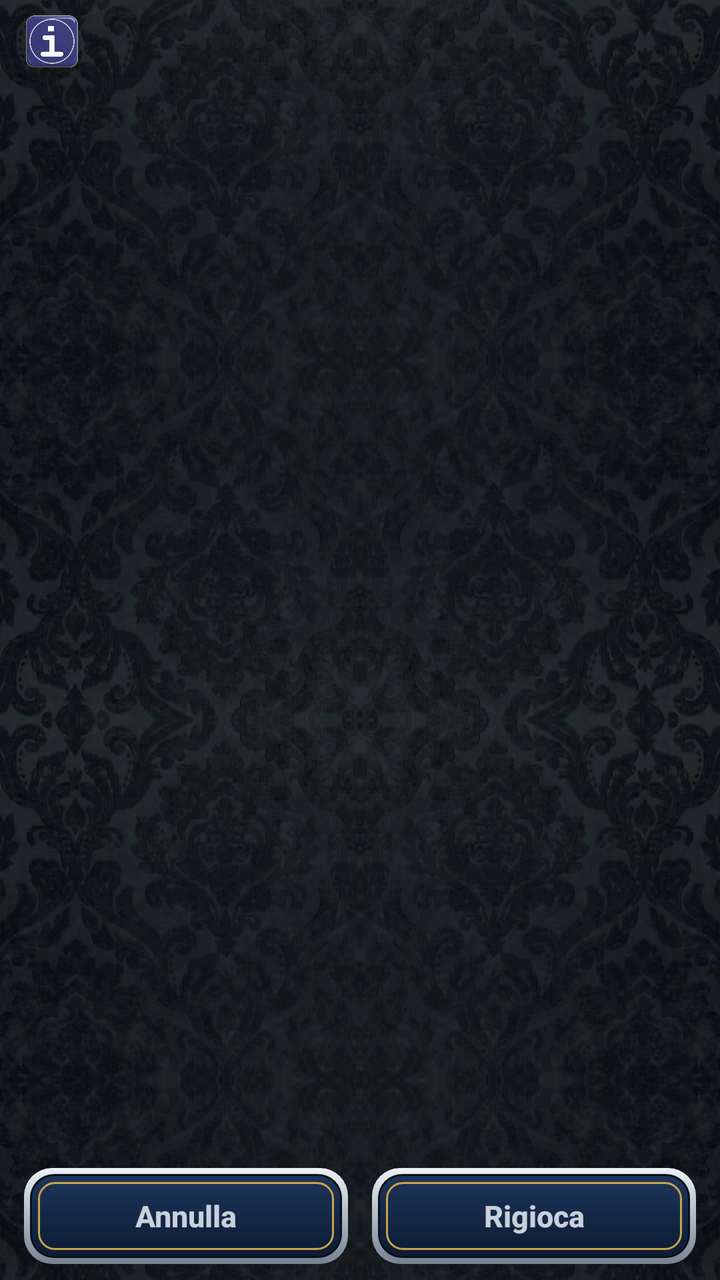
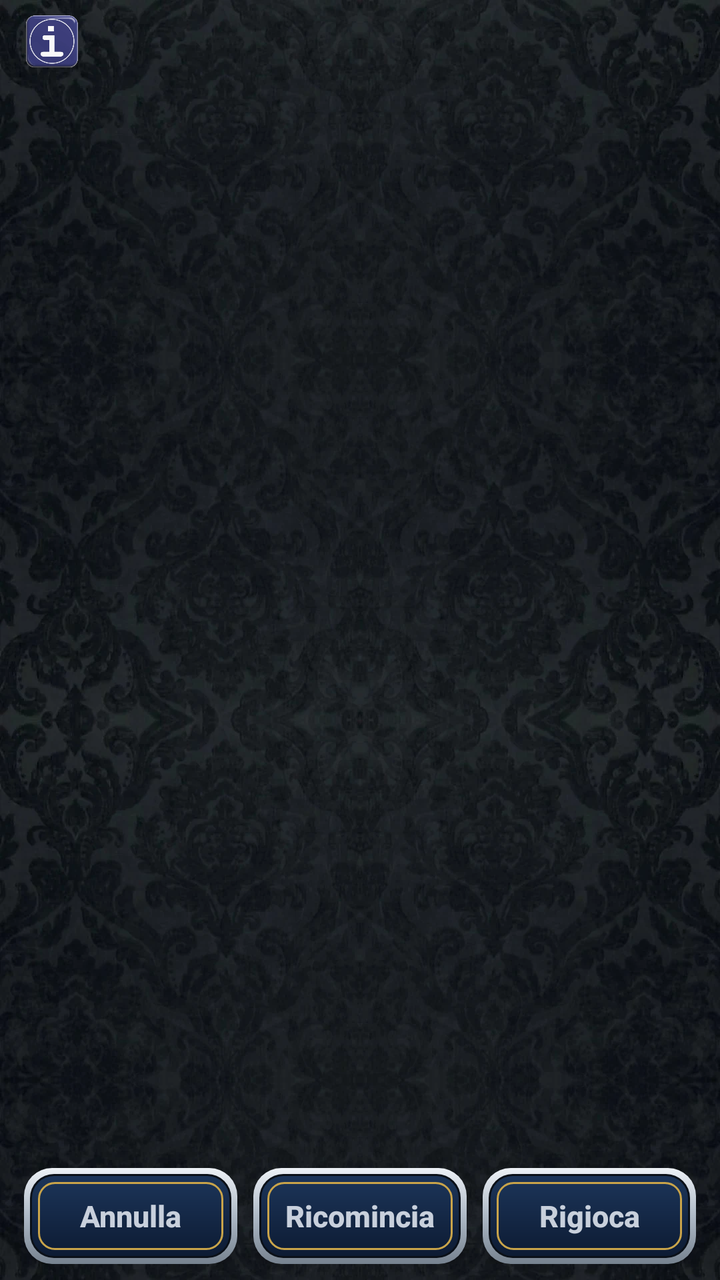

Compare the two renders of this Android layout. The source of the first and the diff that turns it into the second are given below.
<!-- AndroidManifest.xml: application theme Theme.Scopa -->
<!-- res/layout/activity_klondike.xml -->
<?xml version="1.0" encoding="utf-8"?>
<androidx.constraintlayout.widget.ConstraintLayout
    xmlns:android="http://schemas.android.com/apk/res/android"
    xmlns:app="http://schemas.android.com/apk/res-auto"
    android:id="@+id/root"
    android:layout_width="match_parent"
    android:layout_height="match_parent"
    android:background="@drawable/bg_velvet">

    <ImageButton
        android:id="@+id/btnInfo"
        android:layout_width="44dp"
        android:layout_height="44dp"
        android:layout_marginStart="4dp"
        android:background="?attr/selectableItemBackgroundBorderless"
        android:contentDescription="@string/cd_info"
        android:padding="9dp"
        android:scaleType="fitCenter"
        android:src="@drawable/btn_info"
        app:layout_constraintBottom_toBottomOf="@id/txtStatus"
        app:layout_constraintStart_toStartOf="parent"
        app:layout_constraintTop_toTopOf="@id/txtStatus" />

    
    <TextView
        android:id="@+id/txtStatus"
        android:layout_width="0dp"
        android:layout_height="wrap_content"
        android:layout_marginTop="10dp"
        android:layout_marginBottom="4dp"
        android:ellipsize="end"
        android:gravity="center"
        android:maxLines="1"
        android:paddingStart="52dp"
        android:paddingEnd="52dp"
        android:textColor="@color/silver"
        android:textSize="15sp"
        app:layout_constraintEnd_toEndOf="parent"
        app:layout_constraintStart_toStartOf="parent"
        app:layout_constraintTop_toTopOf="parent" />

    <FrameLayout
        android:id="@+id/board"
        android:layout_width="match_parent"
        android:layout_height="0dp"
        app:layout_constraintBottom_toTopOf="@id/bottomBar"
        app:layout_constraintTop_toBottomOf="@id/txtStatus" />

    
    <androidx.appcompat.widget.AppCompatButton
        android:id="@+id/btnFinish"
        android:layout_width="wrap_content"
        android:layout_height="48dp"
        android:layout_marginBottom="14dp"
        android:background="@drawable/btn_cartiglio"
        android:paddingStart="26dp"
        android:paddingEnd="26dp"
        android:text="@string/kl_finish"
        android:textAllCaps="false"
        android:textColor="@color/gold"
        android:textSize="16sp"
        android:textStyle="bold"
        android:visibility="gone"
        app:layout_constraintBottom_toTopOf="@id/bottomBar"
        app:layout_constraintEnd_toEndOf="parent"
        app:layout_constraintStart_toStartOf="parent" />

    <LinearLayout
        android:id="@+id/bottomBar"
        android:layout_width="match_parent"
        android:layout_height="wrap_content"
        android:gravity="center"
        android:orientation="horizontal"
        android:paddingTop="6dp"
        android:paddingBottom="8dp"
        app:layout_constraintBottom_toBottomOf="parent">

        <androidx.appcompat.widget.AppCompatButton
            android:id="@+id/btnUndo"
            android:layout_width="0dp"
            android:layout_height="48dp"
            android:layout_marginStart="12dp"
            android:layout_marginEnd="6dp"
            android:layout_weight="1"
            android:background="@drawable/btn_cartiglio"
            android:text="@string/kl_undo"
            android:textAllCaps="false"
            android:textColor="@color/silver"
            android:textSize="15sp"
            android:textStyle="bold" />

        <androidx.appcompat.widget.AppCompatButton
            android:id="@+id/btnDeal"
            android:layout_width="0dp"
            android:layout_height="48dp"
            android:layout_marginStart="6dp"
            android:layout_marginEnd="12dp"
            android:layout_weight="1"
            android:background="@drawable/btn_cartiglio"
            android:text="@string/kl_deal"
            android:textAllCaps="false"
            android:textColor="@color/silver"
            android:textSize="15sp"
            android:textStyle="bold" />
    </LinearLayout>
</androidx.constraintlayout.widget.ConstraintLayout>
<!-- resources referenced by this layout -->
<resources>
  <color name="gold">#E9C24C</color>
  <color name="silver">#C8D0DC</color>
  <!-- drawable bg_velvet (drawable) -->
  <?xml version="1.0" encoding="utf-8"?>
  <layer-list xmlns:android="http://schemas.android.com/apk/res/android">
      <item android:drawable="@color/velvet_base" />
      <item>
          <bitmap android:src="@drawable/velvet" android:tileMode="repeat" android:dither="true" />
      </item>
  </layer-list>
  <!-- drawable btn_cartiglio (drawable) -->
  <?xml version="1.0" encoding="utf-8"?>
  <layer-list xmlns:android="http://schemas.android.com/apk/res/android">
      
      <item>
          <shape android:shape="rectangle">
              <gradient android:angle="270"
                  android:startColor="#EDF1F6"
                  android:centerColor="#AEB9C6"
                  android:endColor="#76828F" />
              <corners android:radius="14dp" />
          </shape>
      </item>
      
      <item android:left="3dp" android:top="3dp" android:right="3dp" android:bottom="3dp">
          <shape android:shape="rectangle">
              <solid android:color="#0A1018" />
              <corners android:radius="12dp" />
          </shape>
      </item>
      
      <item android:left="4dp" android:top="4dp" android:right="4dp" android:bottom="4dp">
          <shape android:shape="rectangle">
              <gradient android:angle="270"
                  android:startColor="#1C3559"
                  android:endColor="#0D1B33" />
              <corners android:radius="11dp" />
          </shape>
      </item>
      
      <item android:left="7dp" android:top="7dp" android:right="7dp" android:bottom="7dp">
          <shape android:shape="rectangle">
              <solid android:color="@android:color/transparent" />
              <stroke android:width="1dp" android:color="#C9A44A" />
              <corners android:radius="8dp" />
              <padding android:left="12dp" android:top="4dp" android:right="12dp" android:bottom="4dp" />
          </shape>
      </item>
  </layer-list>
  <!-- drawable btn_info: webp bitmap (drawable-nodpi, 13626 bytes) -->
  <string name="cd_info">Informazioni</string>
  <string name="kl_deal">Rigioca</string>
  <string name="kl_finish">Completa</string>
  <string name="kl_undo">Annulla</string>
  <style name="Theme.Scopa" parent="Theme.MaterialComponents.DayNight.NoActionBar">
          <item name="colorPrimary">@color/navy_mid</item>
          <item name="colorPrimaryVariant">@color/navy_deep</item>
          <item name="colorOnPrimary">@color/celeste_light</item>
          <item name="colorSecondary">@color/gold</item>
          <item name="android:statusBarColor" tools:targetApi="l">@color/navy_deep</item>
          <item name="alertDialogTheme">@style/DarkAlertDialog</item>
          <item name="materialAlertDialogTheme">@style/DarkAlertDialog</item>
      </style>
  <color name="velvet_base">#0A1018</color>
  <!-- drawable velvet: webp bitmap (drawable-nodpi, 65120 bytes) -->
  <color name="navy_mid">#23477E</color>
  <color name="navy_deep">#0C1626</color>
  <color name="celeste_light">#D7EAF6</color>
  <style name="DarkAlertDialog" parent="Theme.MaterialComponents.Dialog.Alert">
          <item name="colorSurface">@color/navy</item>
          <item name="android:colorBackground">@color/navy</item>
          <item name="colorOnSurface">@color/silver</item>
          <item name="android:textColorPrimary">@color/silver</item>
          <item name="android:textColorSecondary">@color/silver</item>
          <item name="colorPrimary">@color/silver</item>
      </style>
  <color name="navy">#14294A</color>
</resources>

<!-- the commit's change to res/layout/activity_klondike.xml (unified diff, before → after) -->
@@ -75,32 +75,60 @@
         android:paddingBottom="8dp"
         app:layout_constraintBottom_toBottomOf="parent">
 
+        
         <androidx.appcompat.widget.AppCompatButton
             android:id="@+id/btnUndo"
             android:layout_width="0dp"
             android:layout_height="48dp"
             android:layout_marginStart="12dp"
-            android:layout_marginEnd="6dp"
+            android:layout_marginEnd="4dp"
             android:layout_weight="1"
             android:background="@drawable/btn_cartiglio"
+            android:maxLines="1"
             android:text="@string/kl_undo"
             android:textAllCaps="false"
             android:textColor="@color/silver"
-            android:textSize="15sp"
-            android:textStyle="bold" />
+            android:textStyle="bold"
+            app:autoSizeTextType="uniform"
+            app:autoSizeMinTextSize="11sp"
+            app:autoSizeMaxTextSize="15sp"
+            app:autoSizeStepGranularity="1sp" />
+
+        <androidx.appcompat.widget.AppCompatButton
+            android:id="@+id/btnRestart"
+            android:layout_width="0dp"
+            android:layout_height="48dp"
+            android:layout_marginStart="4dp"
+            android:layout_marginEnd="4dp"
+            android:layout_weight="1"
+            android:background="@drawable/btn_cartiglio"
+            android:maxLines="1"
+            android:text="@string/kl_restart"
+            android:textAllCaps="false"
+            android:textColor="@color/silver"
+            android:textStyle="bold"
+            app:autoSizeTextType="uniform"
+            app:autoSizeMinTextSize="11sp"
+            app:autoSizeMaxTextSize="15sp"
+            app:autoSizeStepGranularity="1sp" />
 
         <androidx.appcompat.widget.AppCompatButton
             android:id="@+id/btnDeal"
             android:layout_width="0dp"
             android:layout_height="48dp"
-            android:layout_marginStart="6dp"
+            android:layout_marginStart="4dp"
             android:layout_marginEnd="12dp"
             android:layout_weight="1"
             android:background="@drawable/btn_cartiglio"
+            android:maxLines="1"
             android:text="@string/kl_deal"
             android:textAllCaps="false"
             android:textColor="@color/silver"
-            android:textSize="15sp"
-            android:textStyle="bold" />
+            android:textStyle="bold"
+            app:autoSizeTextType="uniform"
+            app:autoSizeMinTextSize="11sp"
+            app:autoSizeMaxTextSize="15sp"
+            app:autoSizeStepGranularity="1sp" />
+
     </LinearLayout>
 </androidx.constraintlayout.widget.ConstraintLayout>
<!-- resource entries referenced after the edit -->
@@ -53,6 +53,7 @@
   <string name="cd_info">Informazioni</string>
   <string name="kl_deal">Rigioca</string>
   <string name="kl_finish">Completa</string>
+  <string name="kl_restart">Ricomincia</string>
   <string name="kl_undo">Annulla</string>
   <style name="Theme.Scopa" parent="Theme.MaterialComponents.DayNight.NoActionBar">
           <item name="colorPrimary">@color/navy_mid</item>
